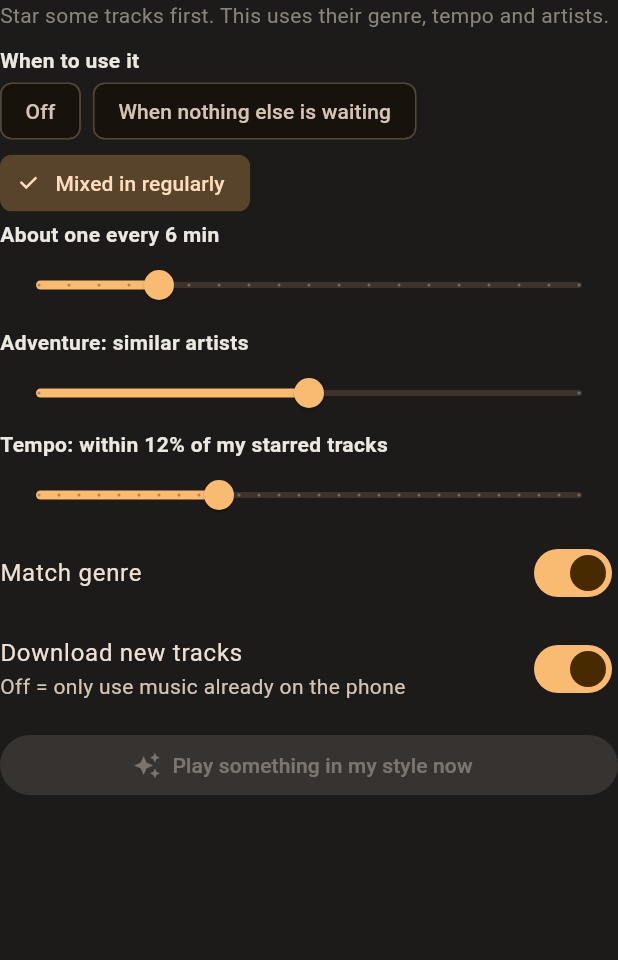
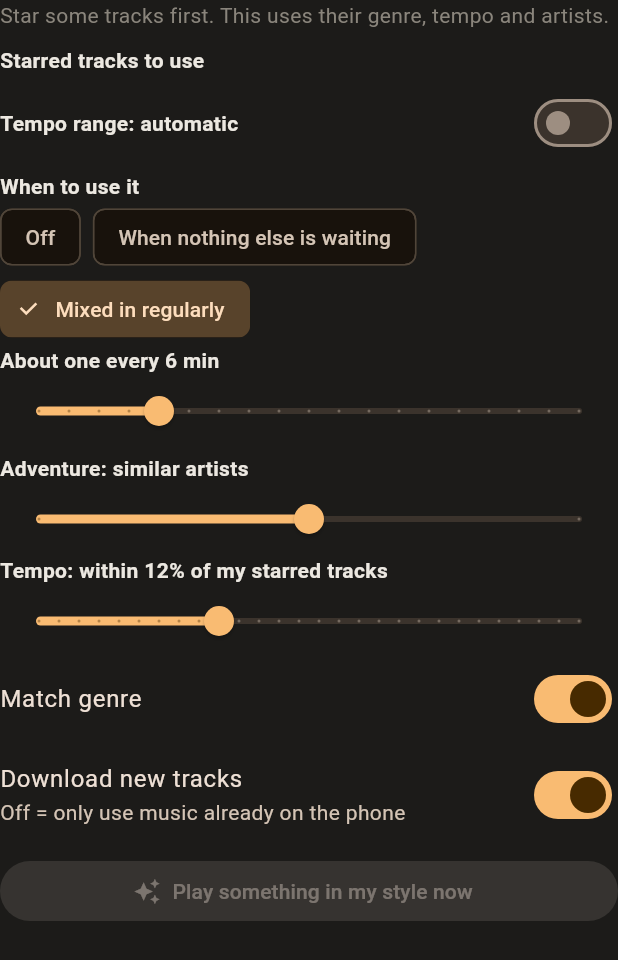
Before and after one commit to ben-clift/com.benclift.beatdeck.test, a Flutter app: the _StyleBox widget shown alone on an empty page, opened directly with empty values, after a tap on "Mixed in regularly", on a phone screen of 412 x 824 dp. Shown: the top 960 px of the screen. Run offline on Flutter 3.47's test engine with Material 3 defaults, Android fonts, the phone set to English and light mode, and no system bars; our stand-ins replace file_picker, permission_handler, share_plus, shared_preferences, sqflite and 1 more; missing offline and left inert: dart:ffi, google_mlkit_text_recognition; accounts and stored records are empty.

Commit message:
My style: choose which starred tracks/genres define the style, and a manual tempo range
Co-Authored-By: Claude Sonnet 5.5 <noreply@anthropic.com>
Claude-Session: https://claude.ai/code/session_01A7zfBFjyu2NXi7pFPf2z4D

```diff
--- a/lib/ui/simple_view.dart
+++ b/lib/ui/simple_view.dart
@@ -122,8 +122,8 @@ class _SimpleViewState extends State<SimpleView> with WidgetsBindingObserver {
   /// starred tracks: first from the library, else related artists from Deezer.
   Future<void> _styleFallback({bool force = false}) async {
     final dj = widget.dj;
-    final stars = Starred.instance.items;
     final st = StyleSettings.instance;
+    final stars = st.chosen();
     if (!mounted || !dj.automixOn || stars.isEmpty) return;
     if (!force && st.mode == 0) return; // off
     final d = dj.deck(dj.automixPlayingDeck.clamp(0, 1));
@@ -143,7 +143,7 @@ class _SimpleViewState extends State<SimpleView> with WidgetsBindingObserver {
     final genres = {for (final t in stars) if (t.genre.isNotEmpty) t.genre.toLowerCase()};
     final artists = {for (final t in stars) t.artist.toLowerCase()};
     final bpms = [for (final t in stars) if (t.bpm > 0) t.bpm]..sort();
-    final mid = bpms.isEmpty ? 0 : bpms[bpms.length ~/ 2];
+    final mid = st.bpmFrom > 0 ? (st.bpmFrom + st.bpmTo) ~/ 2 : (bpms.isEmpty ? 0 : bpms[bpms.length ~/ 2]);
     final local = <LibraryTrack>[
       for (final t in widget.library.tracks)
         if (!dj.playedRecently(t.path) &&
@@ -151,7 +151,9 @@ class _SimpleViewState extends State<SimpleView> with WidgetsBindingObserver {
             (!st.matchGenre ||
                 genres.contains((t.genre.isNotEmpty ? t.genre : (dj.genreOf?.call(t.path) ?? '')).toLowerCase()) ||
                 artists.contains(t.artist.toLowerCase())) &&
-            (mid == 0 || t.bpm == null || t.bpm! <= 0 || (t.bpm! - mid).abs() <= mid * st.bpmTol / 100))
+            (st.bpmFrom > 0
+                ? (t.bpm == null || t.bpm! <= 0 || (t.bpm! >= st.bpmFrom && t.bpm! <= st.bpmTo))
+                : (mid == 0 || t.bpm == null || t.bpm! <= 0 || (t.bpm! - mid).abs() <= mid * st.bpmTol / 100)))
           t,
     ]..shuffle();
     if (local.isNotEmpty) {
@@ -2021,12 +2023,23 @@ class StyleSettings {
   double bpmTol = 12; // % either side of the starred tempo for library picks
   bool matchGenre = true;
   bool download = true; // may fetch new tracks (else library only)
+  final Set<String> excluded = {}; // starred tracks left out (by key)
+  double bpmFrom = 0; // 0 = automatic from the starred tracks
+  double bpmTo = 0;
   bool _loaded = false;
+
+  /// The starred tracks that define the style.
+  List<StarredTrack> chosen() => [for (final t in Starred.instance.items) if (!excluded.contains(t.key)) t];
 
   Future<void> load() async {
     if (_loaded) return;
     try {
       final p = await SharedPreferences.getInstance();
+      excluded
+        ..clear()
+        ..addAll(p.getStringList('style_excl') ?? const []);
+      bpmFrom = p.getDouble('style_bpm_from') ?? 0;
+      bpmTo = p.getDouble('style_bpm_to') ?? 0;
       mode = p.getInt('style_mode') ?? 1;
       everyMin = p.getInt('style_every') ?? 6;
       adventure = p.getInt('style_adv') ?? 1;
@@ -2040,6 +2053,9 @@ class StyleSettings {
   Future<void> save() async {
     try {
       final p = await SharedPreferences.getInstance();
+      await p.setStringList('style_excl', excluded.toList());
+      await p.setDouble('style_bpm_from', bpmFrom);
+      await p.setDouble('style_bpm_to', bpmTo);
       await p.setInt('style_mode', mode);
       await p.setInt('style_every', everyMin);
       await p.setInt('style_adv', adventure);
@@ -2074,13 +2090,77 @@ class _StyleBoxState extends State<_StyleBox> {
 
   @override
   Widget build(BuildContext context) {
-    final n = Starred.instance.items.length;
+    final n = st.chosen().length;
     return Column(crossAxisAlignment: CrossAxisAlignment.stretch, children: [
       Text(n == 0
           ? 'Star some tracks first. This uses their genre, tempo and artists.'
           : 'Music chosen from the style of your $n starred track${n == 1 ? '' : 's'}.',
           style: const TextStyle(color: Color(0xFF8A857C))),
       const SizedBox(height: 10),
+      const Text('Starred tracks to use', style: TextStyle(fontWeight: FontWeight.w700)),
+      Wrap(spacing: 8, children: [
+        for (final g in {for (final t in Starred.instance.items) if (t.genre.isNotEmpty) t.genre}.toList()..sort())
+          ActionChip(
+            avatar: Icon(
+              Starred.instance.items.where((t) => t.genre == g).every((t) => !st.excluded.contains(t.key))
+                  ? Icons.check_box
+                  : Icons.check_box_outline_blank,
+              size: 18,
+            ),
+            label: Text(g),
+            onPressed: () => _chg(() {
+              final of = Starred.instance.items.where((t) => t.genre == g).toList();
+              final allOn = of.every((t) => !st.excluded.contains(t.key));
+              for (final t in of) {
+                allOn ? st.excluded.add(t.key) : st.excluded.remove(t.key);
+              }
+            }),
+          ),
+      ]),
+      SizedBox(
+        height: math.min(200, 56.0 * Starred.instance.items.length),
+        child: ListView(children: [
+          for (final t in Starred.instance.items)
+            CheckboxListTile(
+              dense: true,
+              contentPadding: EdgeInsets.zero,
+              value: !st.excluded.contains(t.key),
+              onChanged: (v) => _chg(() => v == true ? st.excluded.remove(t.key) : st.excluded.add(t.key)),
+              title: Text('${t.artist.isEmpty ? '' : '${t.artist} - '}${t.title}', maxLines: 1, overflow: TextOverflow.ellipsis),
+              subtitle: Text([if (t.genre.isNotEmpty) t.genre, if (t.bpm > 0) '${t.bpm} BPM'].join('  ·  ')),
+            ),
+        ]),
+      ),
+      const SizedBox(height: 8),
+      Row(children: [
+        Expanded(
+          child: Text(st.bpmFrom > 0 ? 'Tempo range: ${st.bpmFrom.round()} to ${st.bpmTo.round()} BPM' : 'Tempo range: automatic',
+              style: const TextStyle(fontWeight: FontWeight.w700)),
+        ),
+        Switch(
+          value: st.bpmFrom > 0,
+          onChanged: (v) => _chg(() {
+            if (v) {
+              st.bpmFrom = 120;
+              st.bpmTo = 130;
+            } else {
+              st.bpmFrom = st.bpmTo = 0;
+            }
+          }),
+        ),
+      ]),
+      if (st.bpmFrom > 0)
+        RangeSlider(
+          values: RangeValues(st.bpmFrom, st.bpmTo),
+          min: 60,
+          max: 200,
+          labels: RangeLabels('${st.bpmFrom.round()}', '${st.bpmTo.round()}'),
+          onChanged: (v) => _chg(() {
+            st.bpmFrom = v.start.roundToDouble();
+            st.bpmTo = v.end.roundToDouble();
+          }),
+        ),
+      const SizedBox(height: 8),
       const Text('When to use it', style: TextStyle(fontWeight: FontWeight.w700)),
       Wrap(spacing: 8, children: [
         for (final e in const [(0, 'Off'), (1, 'When nothing else is waiting'), (2, 'Mixed in regularly')])
```
